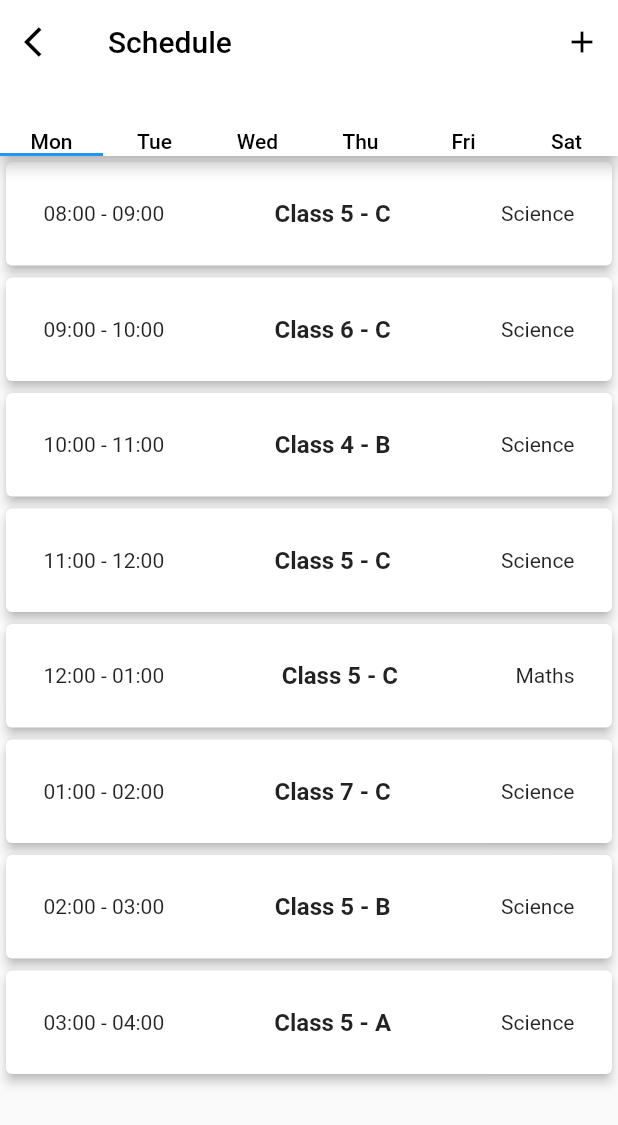
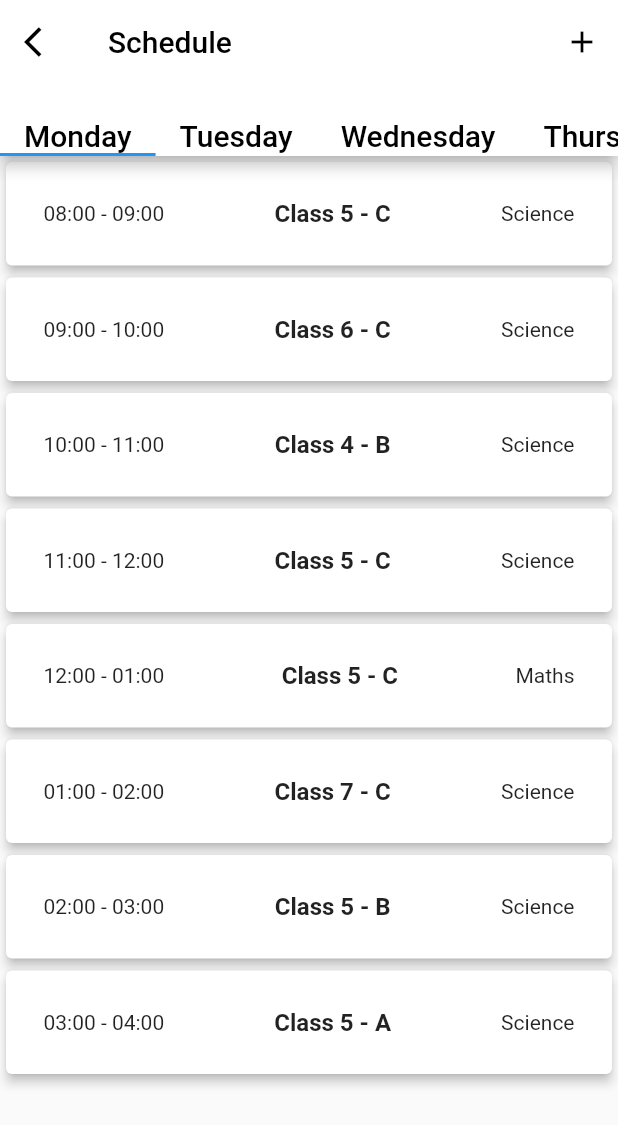
Before and after one commit to parikshitg/flutter_teacher_app, a Flutter app: the ScheduleHomeScreen screen opened by its route, on a phone screen of 412 x 824 dp. Shown: the top 1125 px of the screen. Run offline on Flutter 3.47's test engine with Material 2 defaults, Android fonts, the phone set to English and light mode, and no system bars; our stand-ins replace flutter_vector_icons, font_awesome_flutter, image_picker.

Commit message:
scrollable tab bar

```diff
--- a/lib/screens/schdule/schedule_homescreen.dart
+++ b/lib/screens/schdule/schedule_homescreen.dart
@@ -34,30 +34,31 @@ class _ScheduleHomeScreenState extends State<ScheduleHomeScreen> {
             )
           ],
           bottom: TabBar(
+            isScrollable: true,
             tabs: <Widget>[
               Text(
-                'Mon',
-                style: TextStyle(color: Colors.black),
+                'Monday',
+                style: TextStyle(color: Colors.black, fontSize: 20.0),
               ),
               Text(
-                'Tue',
-                style: TextStyle(color: Colors.black),
+                'Tuesday',
+                style: TextStyle(color: Colors.black, fontSize: 20.0),
               ),
               Text(
-                'Wed',
-                style: TextStyle(color: Colors.black),
+                'Wednesday',
+                style: TextStyle(color: Colors.black, fontSize: 20.0),
               ),
               Text(
-                'Thu',
-                style: TextStyle(color: Colors.black),
+                'Thursday',
+                style: TextStyle(color: Colors.black, fontSize: 20.0),
               ),
               Text(
-                'Fri',
-                style: TextStyle(color: Colors.black),
+                'Friday',
+                style: TextStyle(color: Colors.black, fontSize: 20.0),
               ),
               Text(
-                'Sat',
-                style: TextStyle(color: Colors.black),
+                'Saturday',
+                style: TextStyle(color: Colors.black, fontSize: 20.0),
               ),
             ],
           ),
```
